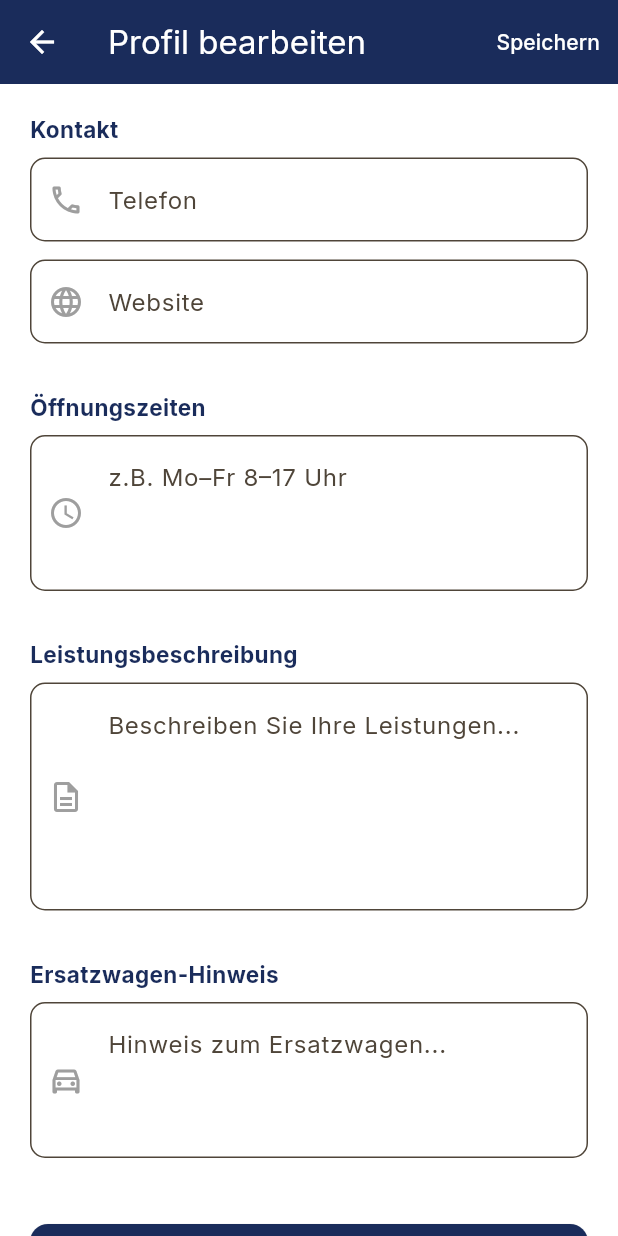
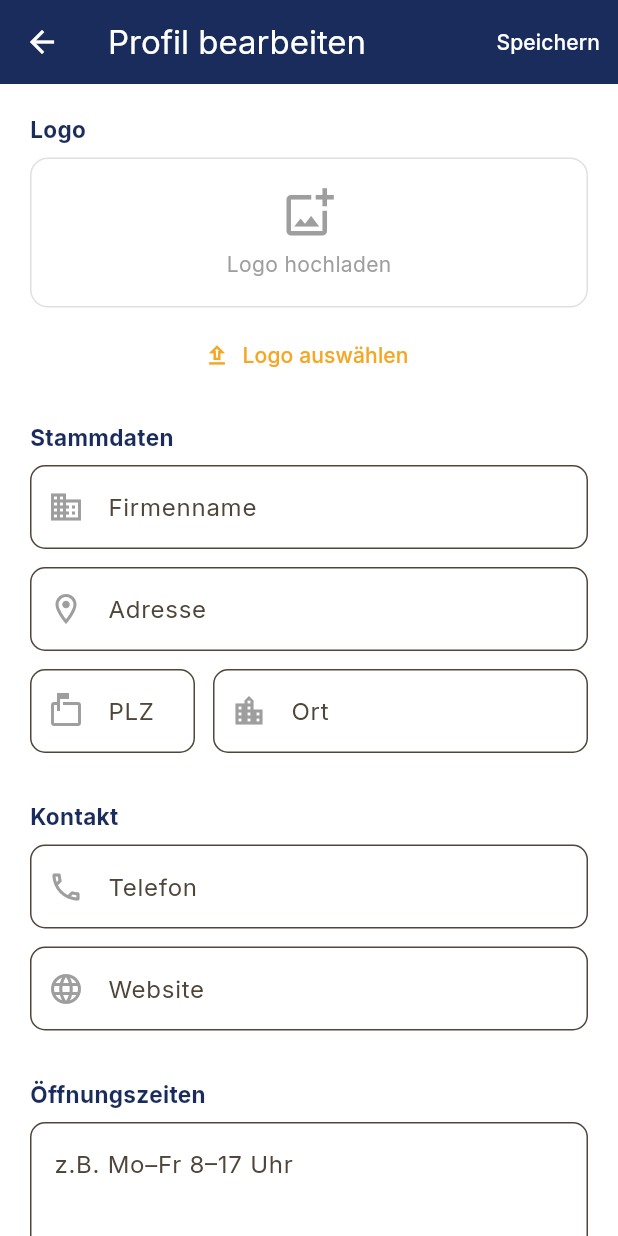
Before and after one commit to anikin1116/move-base, a Flutter app: the EditProfileScreen screen opened directly with empty values, on a phone screen of 412 x 824 dp. Run offline on Flutter 3.47's test engine with Material 3 defaults, Android fonts, the phone set to English and light mode, and no system bars; our stand-ins replace cloud_firestore, firebase_auth, firebase_core, firebase_storage, geolocator, go_router and 2 more; accounts and stored records are empty.

Commit message:
Edit profile: add name, adresse, PLZ, ort, zusatzkategorien, logo upload
Co-Authored-By: Claude Sonnet 4.6 <noreply@anthropic.com>

```diff
--- a/lib/screens/dashboard/edit_profile_screen.dart
+++ b/lib/screens/dashboard/edit_profile_screen.dart
@@ -1,5 +1,8 @@
+import 'dart:io';
+import 'package:firebase_storage/firebase_storage.dart';
 import 'package:flutter/material.dart';
 import 'package:go_router/go_router.dart';
+import 'package:image_picker/image_picker.dart';
 import 'package:provider/provider.dart';
 import '../../models/partner.dart';
 import '../../services/auth_service.dart';
@@ -16,26 +19,46 @@ class EditProfileScreen extends StatefulWidget {
 
 class _EditProfileScreenState extends State<EditProfileScreen> {
   final _formKey = GlobalKey<FormState>();
+
+  late final TextEditingController _name;
+  late final TextEditingController _adresse;
+  late final TextEditingController _plz;
+  late final TextEditingController _ort;
   late final TextEditingController _telefon;
   late final TextEditingController _website;
   late final TextEditingController _oeffnungszeiten;
   late final TextEditingController _leistungen;
   late final TextEditingController _ersatzwagenHinweis;
+
+  late List<String> _selectedZusatz;
+  String? _logoUrl;
+  File? _pickedLogo;
   bool _saving = false;
+  bool _uploadingLogo = false;
 
   @override
   void initState() {
     super.initState();
     final p = widget.partner;
+    _name = TextEditingController(text: p.name);
+    _adresse = TextEditingController(text: p.adresse);
+    _plz = TextEditingController(text: p.plz);
+    _ort = TextEditingController(text: p.ort);
     _telefon = TextEditingController(text: p.telefon);
     _website = TextEditingController(text: p.website);
     _oeffnungszeiten = TextEditingController(text: p.oeffnungszeiten);
     _leistungen = TextEditingController(text: p.leistungen);
     _ersatzwagenHinweis = TextEditingController(text: p.ersatzwagenHinweis);
+    _selectedZusatz = List<String>.from(p.kategorien);
+    _logoUrl = p.logo.isEmpty ? null : p.logo;
   }
 
   @override
   void dispose() {
+    _name.dispose();
+    _adresse.dispose();
+    _plz.dispose();
+    _ort.dispose();
     _telefon.dispose();
     _website.dispose();
     _oeffnungszeiten.dispose();
@@ -44,18 +67,53 @@ class _EditProfileScreenState extends State<EditProfileScreen> {
     super.dispose();
   }
 
+  Future<void> _pickLogo() async {
+    final picker = ImagePicker();
+    final picked = await picker.pickImage(
+        source: ImageSource.gallery, imageQuality: 80, maxWidth: 512);
+    if (picked == null) return;
+    setState(() {
+      _pickedLogo = File(picked.path);
+      _uploadingLogo = true;
+    });
+    try {
+      final uid = context.read<AuthService>().currentUser!.uid;
+      final ref = FirebaseStorage.instance.ref('logos/$uid.jpg');
+      await ref.putFile(_pickedLogo!);
+      final url = await ref.getDownloadURL();
+      setState(() => _logoUrl = url);
+    } catch (e) {
+      if (mounted) {
+        ScaffoldMessenger.of(context).showSnackBar(
+          SnackBar(
+              content: Text('Logo-Upload fehlgeschlagen: $e'),
+              backgroundColor: Colors.red),
+        );
+      }
+    } finally {
+      if (mounted) setState(() => _uploadingLogo = false);
+    }
+  }
+
   Future<void> _save() async {
     if (!_formKey.currentState!.validate()) return;
     setState(() => _saving = true);
     try {
       final uid = context.read<AuthService>().currentUser!.uid;
-      await PartnerService().updateProfile(uid, {
+      final data = <String, dynamic>{
+        'name': _name.text.trim(),
+        'adresse': _adresse.text.trim(),
+        'plz': _plz.text.trim(),
+        'ort': _ort.text.trim(),
         'telefon': _telefon.text.trim(),
         'website': _website.text.trim(),
         'oeffnungszeiten': _oeffnungszeiten.text.trim(),
         'leistungen': _leistungen.text.trim(),
         'ersatzwagenHinweis': _ersatzwagenHinweis.text.trim(),
-      });
+        'kategorien': _selectedZusatz,
+      };
+      if (_logoUrl != null) data['logo'] = _logoUrl;
+      await PartnerService().updateProfile(uid, data);
       if (mounted) {
         ScaffoldMessenger.of(context).showSnackBar(
           const SnackBar(content: Text('Profil gespeichert.')),
@@ -65,7 +123,8 @@ class _EditProfileScreenState extends State<EditProfileScreen> {
     } catch (e) {
       if (mounted) {
         ScaffoldMessenger.of(context).showSnackBar(
-          SnackBar(content: Text('Fehler: $e'), backgroundColor: Colors.red),
+          SnackBar(
+              content: Text('Fehler: $e'), backgroundColor: Colors.red),
         );
       }
     } finally {
@@ -75,6 +134,9 @@ class _EditProfileScreenState extends State<EditProfileScreen> {
 
   @override
   Widget build(BuildContext context) {
+    final zusatzOptionen =
+        kZusatzKategorien[widget.partner.kategorie] ?? [];
+
     return Scaffold(
       appBar: AppBar(
         title: const Text('Profil bearbeiten'),
@@ -98,25 +160,110 @@ class _EditProfileScreenState extends State<EditProfileScreen> {
         child: ListView(
           padding: const EdgeInsets.all(20),
           children: [
+            // Logo
+            _section('Logo'),
+            GestureDetector(
+              onTap: _uploadingLogo ? null : _pickLogo,
+              child: Container(
+                height: 100,
+                decoration: BoxDecoration(
+                  color: Colors.white,
+                  borderRadius: BorderRadius.circular(12),
+                  border: Border.all(color: Colors.grey.shade300),
+                ),
+                child: _uploadingLogo
+                    ? const Center(child: CircularProgressIndicator())
+                    : _pickedLogo != null
+                        ? ClipRRect(
+                            borderRadius: BorderRadius.circular(12),
+                            child: Image.file(_pickedLogo!,
+                                fit: BoxFit.contain),
+                          )
+                        : _logoUrl != null
+                            ? ClipRRect(
+                                borderRadius: BorderRadius.circular(12),
+                                child: Image.network(_logoUrl!,
+                                    fit: BoxFit.contain,
+                                    errorBuilder: (_, __, ___) =>
+                                        _logoPlaceholder()),
+                              )
+                            : _logoPlaceholder(),
+              ),
+            ),
+            const SizedBox(height: 8),
+            TextButton.icon(
+              onPressed: _uploadingLogo ? null : _pickLogo,
+              icon: const Icon(Icons.upload_outlined),
+              label: const Text('Logo auswählen'),
+            ),
+            const SizedBox(height: 20),
+
+            // Stammdaten
+            _section('Stammdaten'),
+            _field(_name, 'Firmenname', Icons.business_outlined,
+                required: true),
+            _field(_adresse, 'Adresse', Icons.location_on_outlined,
+                required: true),
+            Row(children: [
+              SizedBox(
+                width: 110,
+                child: _field(_plz, 'PLZ', Icons.markunread_mailbox_outlined),
+              ),
+              const SizedBox(width: 12),
+              Expanded(
+                  child: _field(_ort, 'Ort', Icons.location_city_outlined)),
+            ]),
+            const SizedBox(height: 20),
+
+            // Kontakt
             _section('Kontakt'),
             _field(_telefon, 'Telefon', Icons.phone_outlined),
             _field(_website, 'Website', Icons.language_outlined),
             const SizedBox(height: 20),
+
+            // Zusatzkategorien
+            if (zusatzOptionen.isNotEmpty) ...[
+              _section('Zusatzleistungen'),
+              ...zusatzOptionen.map((kat) => CheckboxListTile(
+                    title: Text(kat),
+                    value: _selectedZusatz.contains(kat),
+                    activeColor: AppColors.navy,
+                    contentPadding: EdgeInsets.zero,
+                    controlAffinity: ListTileControlAffinity.leading,
+                    onChanged: (val) {
+                      setState(() {
+                        if (val == true) {
+                          _selectedZusatz.add(kat);
+                        } else {
+                          _selectedZusatz.remove(kat);
+                        }
+                      });
+                    },
+                  )),
+              const SizedBox(height: 20),
+            ],
+
+            // Öffnungszeiten
             _section('Öffnungszeiten'),
             _field(_oeffnungszeiten, 'z.B. Mo–Fr 8–17 Uhr',
                 Icons.access_time_outlined,
                 maxLines: 3),
             const SizedBox(height: 20),
+
+            // Leistungen
             _section('Leistungsbeschreibung'),
             _field(_leistungen, 'Beschreiben Sie Ihre Leistungen...',
                 Icons.description_outlined,
                 maxLines: 5),
             const SizedBox(height: 20),
+
+            // Ersatzwagen
             _section('Ersatzwagen-Hinweis'),
             _field(_ersatzwagenHinweis, 'Hinweis zum Ersatzwagen...',
                 Icons.directions_car_outlined,
                 maxLines: 3),
             const SizedBox(height: 32),
+
             ElevatedButton(
               onPressed: _saving ? null : _save,
               style: ElevatedButton.styleFrom(
@@ -128,11 +275,22 @@ class _EditProfileScreenState extends State<EditProfileScreen> {
               ),
               child: const Text('Speichern'),
             ),
+            const SizedBox(height: 32),
           ],
         ),
       ),
     );
   }
+
+  Widget _logoPlaceholder() => Column(
+        mainAxisAlignment: MainAxisAlignment.center,
+        children: const [
+          Icon(Icons.add_photo_alternate_outlined,
+              size: 36, color: AppColors.grey),
+          SizedBox(height: 6),
+          Text('Logo hochladen', style: TextStyle(color: AppColors.grey)),
+        ],
+      );
 
   Widget _section(String label) => Padding(
         padding: const EdgeInsets.only(bottom: 8),
@@ -144,16 +302,22 @@ class _EditProfileScreenState extends State<EditProfileScreen> {
       );
 
   Widget _field(TextEditingController ctrl, String hint, IconData icon,
-      {int maxLines = 1}) {
+      {int maxLines = 1, bool required = false}) {
     return Padding(
       padding: const EdgeInsets.only(bottom: 12),
       child: TextFormField(
         controller: ctrl,
         maxLines: maxLines,
+        validator: required && maxLines == 1
+            ? (v) => (v == null || v.trim().isEmpty) ? 'Pflichtfeld' : null
+            : null,
         decoration: InputDecoration(
           hintText: hint,
-          prefixIcon: Icon(icon, color: AppColors.grey),
-          border: OutlineInputBorder(borderRadius: BorderRadius.circular(10)),
+          prefixIcon: maxLines == 1
+              ? Icon(icon, color: AppColors.grey)
+              : null,
+          border:
+              OutlineInputBorder(borderRadius: BorderRadius.circular(10)),
           filled: true,
           fillColor: Colors.white,
         ),
```
